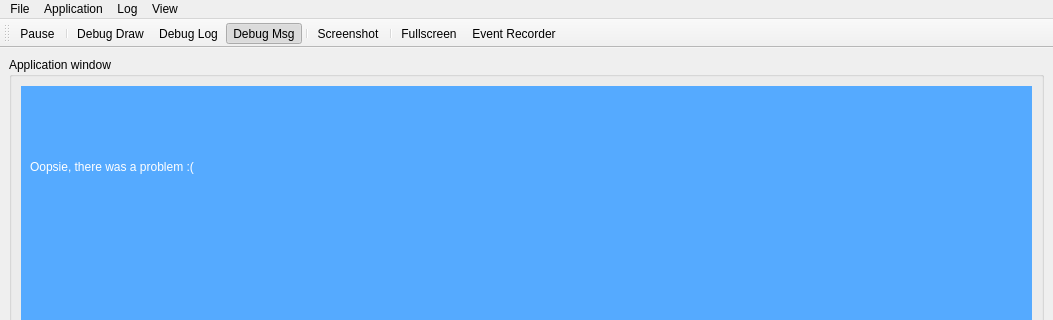
This is editor/gui/playwindow.ui in ensisoft/detonator as Qt 5 draws it before an edit; both pictures show x 0 to 1053 and y 0 to 320 of the 1053 by 1059 pixel window. The edited form follows.
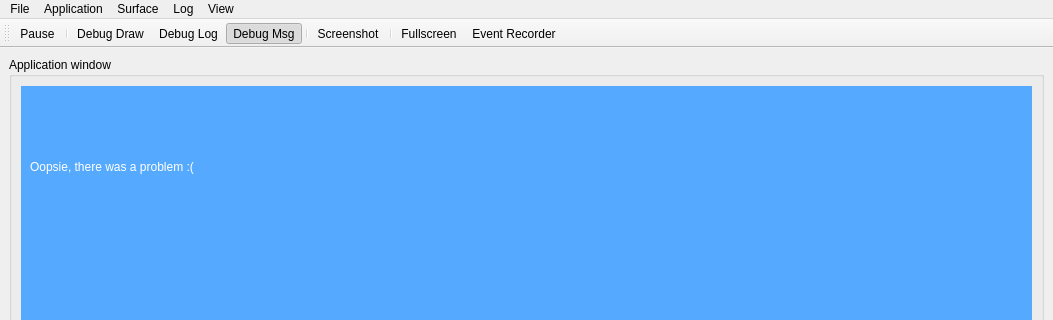
This is the edited form. Icons and pictures are not drawn.

Commit message:
Add a PlayWindow menu to change surface resolution easily
Add a PlayWindow menu to change surface resolution easily.

What changed in the file:
```diff
--- a/editor/gui/playwindow.ui
+++ b/editor/gui/playwindow.ui
@@ -304,8 +304,20 @@
     <addaction name="actionLogShowWarning"/>
     <addaction name="actionLogShowError"/>
    </widget>
+   <widget class="QMenu" name="menuSurface">
+    <property name="title">
+     <string>Surface</string>
+    </property>
+    <widget class="QMenu" name="menuResize">
+     <property name="title">
+      <string>Resize</string>
+     </property>
+    </widget>
+    <addaction name="menuResize"/>
+   </widget>
    <addaction name="menuFile"/>
    <addaction name="menuApplication"/>
+   <addaction name="menuSurface"/>
    <addaction name="menuLog"/>
    <addaction name="menuView"/>
   </widget>
```
Left out of the diff: 10 changed lines with no effect on the pictures. The commit also changes 2 other files.
